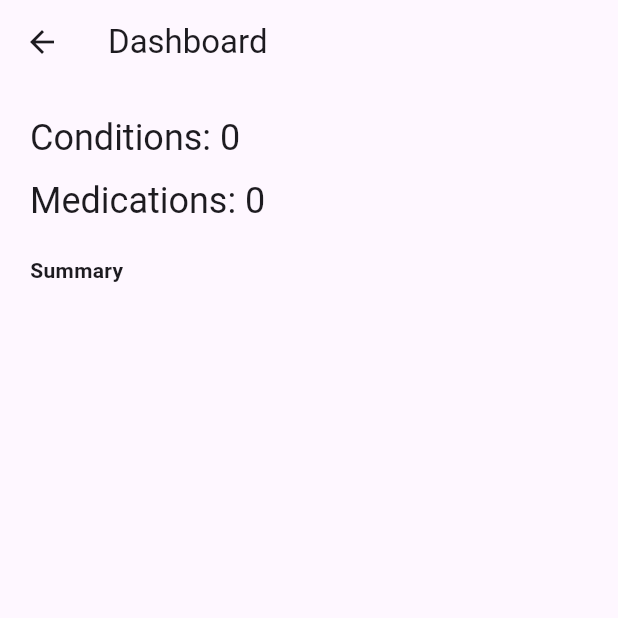
After one commit to pndaRN/ComplyHealth, a Flutter app: the DashboardScreen screen opened directly, on a phone screen of 412 x 824 dp, the top half of it. The commit adds this screen. Run offline on Flutter 3.47's test engine with Material 3 defaults, Android fonts, the phone set to English and light mode, and no system bars; our stand-ins replace flutter_riverpod, hive, hive_flutter; accounts and stored records are empty.

Commit message:
overview screen and med linking

```diff
--- /dev/null
+++ b/frontend/lib/features/dashboard/dashboard_screen.dart
@@ -0,0 +1,60 @@
+import 'package:flutter/material.dart';
+import 'package:flutter_riverpod/flutter_riverpod.dart';
+import '../../core/state/conditions_provider.dart';
+import '../../core/state/medication_provider.dart';
+
+class DashboardScreen extends ConsumerWidget {
+  const DashboardScreen({super.key});
+
+  @override
+  Widget build(BuildContext context, WidgetRef ref) {
+    final conditions = ref.watch(conditionsProvider);
+    final meds = ref.watch(medicationProvider);
+
+    return Scaffold(
+      appBar: AppBar(title: const Text('Dashboard')),
+      body: Padding(
+        padding: const EdgeInsets.all(20),
+        child: Column(
+          crossAxisAlignment: CrossAxisAlignment.start,
+          children: [
+            Text(
+              'Conditions: ${conditions.length}',
+              style: Theme.of(context).textTheme.headlineSmall,
+            ),
+            const SizedBox(height: 10),
+            Text(
+              'Medications: ${meds.length}',
+              style: Theme.of(context).textTheme.headlineSmall,
+            ),
+            const SizedBox(height: 20),
+            const Text(
+              'Summary',
+              style: TextStyle(fontWeight: FontWeight.bold),
+            ),
+            const SizedBox(height: 10),
+            Expanded(
+              child: ListView.builder(
+                itemCount: conditions.length,
+                itemBuilder: (context, i) {
+                  final c = conditions[i];
+                  final related = meds
+                      .where((m) => m.conditionCode == c.code)
+                      .toList();
+                  return Card(
+                    child: ListTile(
+                      title: Text(c.name),
+                      subtitle: related.isEmpty
+                          ? const Text('No medications yet')
+                          : Text(related.map((m) => m.name).join(', ')),
+                    ),
+                  );
+                },
+              ),
+            ),
+          ],
+        ),
+      ),
+    );
+  }
+}
--- a/frontend/lib/main.dart
+++ b/frontend/lib/main.dart
@@ -2,24 +2,61 @@ import 'package:flutter/material.dart';
 import 'package:flutter_riverpod/flutter_riverpod.dart';
 import 'package:hive_flutter/hive_flutter.dart';
 import 'core/models/disease.dart';
+import 'core/models/medication.dart';
 import 'features/conditions/conditions_screen.dart';
+import 'features/medications/medications_screen.dart';
+import 'features/dashboard/dashboard_screen.dart';
 
 void main() async {
   WidgetsFlutterBinding.ensureInitialized();
   await Hive.initFlutter();
   Hive.registerAdapter(DiseaseAdapter());
+  Hive.registerAdapter(MedicationAdapter());
   runApp(const ProviderScope(child: MedSyncApp()));
 }
 
-class MedSyncApp extends StatelessWidget {
+class MedSyncApp extends StatefulWidget {
   const MedSyncApp({super.key});
+
+  @override
+  State<MedSyncApp> createState() => _MedSyncAppState();
+}
+
+class _MedSyncAppState extends State<MedSyncApp> {
+  int _index = 0;
+
+  final _screens = const [
+    DashboardScreen(),
+    ConditionsScreen(),
+    MedicationsScreen(),
+  ];
 
   @override
   Widget build(BuildContext context) {
     return MaterialApp(
       title: 'MedSync',
       theme: ThemeData(primarySwatch: Colors.blue),
-      home: const ConditionsScreen(),
+      home: Scaffold(
+        body: _screens[_index],
+        bottomNavigationBar: BottomNavigationBar(
+          currentIndex: _index,
+          onTap: (i) => setState(() => _index = i),
+          items: const [
+            BottomNavigationBarItem(
+              icon: Icon(Icons.dashboard),
+              label: 'Dashboard',
+            ),
+            BottomNavigationBarItem(
+              icon: Icon(Icons.healing),
+              label: 'Conditions',
+            ),
+            BottomNavigationBarItem(
+              icon: Icon(Icons.medication),
+              label: 'Medications',
+            ),
+          ],
+        ),
+      ),
     );
   }
 }
```
